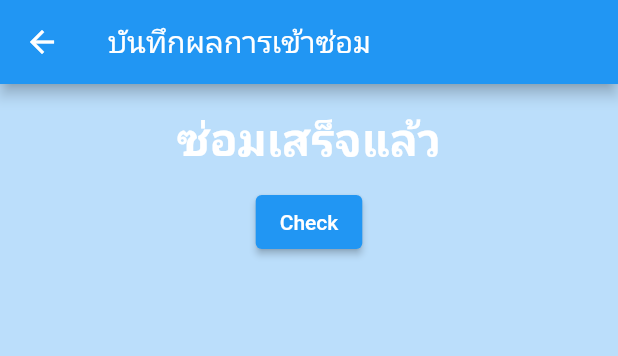
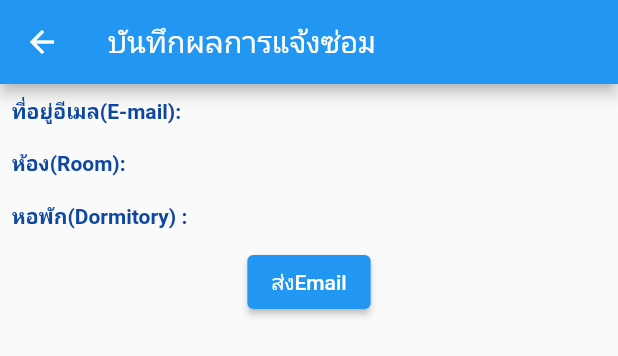
Before and after one commit to oilkook/project_app, a Flutter app: the MyItem widget shown alone on an empty page, opened directly with empty values, after a tap on "บันทึกผล", on a phone screen of 412 x 824 dp. Shown: the top 356 px of the screen. Run offline on Flutter 3.47's test engine with Material 2 defaults, Android fonts, the phone set to English and light mode, and no system bars; our stand-ins replace dio; network calls fail.

Commit message:
up form_screens

```diff
--- a/lib/Screens/form_screen.dart
+++ /dev/null
@@ -1,52 +0,0 @@
-import 'package:flutter/material.dart';
-import 'package:flutter/rendering.dart';
-import 'package:project_app/view/CheckList.dart';
-
-class FormScreens extends StatelessWidget {
-  final titleController = TextEditingController();
-  @override
-  Widget build(BuildContext context) {
-    return Scaffold(
-      appBar: AppBar(
-        title: Text('บันทึกผลการเข้าซ่อม'),
-      ),
-      backgroundColor: Colors.blue[100],
-      body: Padding(
-        padding: const EdgeInsets.all(8.0),
-        child: Container(
-          child: Row(
-            mainAxisAlignment: MainAxisAlignment.center,
-            children: [
-              Column(
-                children: [
-                  Padding(
-                    padding: const EdgeInsets.all(8.0),
-                    child: Text(
-                      " ซ่อมเสร็จแล้ว ",
-                      style: TextStyle(
-                          fontSize: 30,
-                          fontWeight: FontWeight.bold,
-                          color: Colors.white),
-                    ),
-                  ),
-                  Padding(
-                    padding: const EdgeInsets.all(3.0),
-                    child: ElevatedButton(
-                        onPressed: () {
-                          print('Check');
-                          Navigator.pushReplacement(
-                              context,
-                              MaterialPageRoute(
-                                  builder: (context) => CheckList()));
-                        },
-                        child: Text('Check')),
-                  ),
-                ],
-              ),
-            ],
-          ),
-        ),
-      ),
-    );
-  }
-}
--- /dev/null
+++ b/lib/Screens/form_screens.dart
@@ -0,0 +1,84 @@
+import 'package:flutter/material.dart';
+import 'package:project_app/Homepage/page_yesterday.dart';
+import 'package:project_app/view/CheckList.dart';
+
+class FormScreens extends StatelessWidget {
+  final String emailaddress;
+  final String roomnumber;
+  final String dormitoryX;
+
+  const FormScreens(
+      {Key key, this.emailaddress, this.dormitoryX, this.roomnumber})
+      : super(key: key);
+
+  @override
+  Widget build(BuildContext context) {
+    return Scaffold(
+      appBar: AppBar(
+        title: Text('บันทึกผลการแจ้งซ่อม'),
+      ),
+      body: Center(
+        child: Column(
+          children: [
+            Padding(
+              padding: const EdgeInsets.all(8.0),
+              child: Row(
+                children: [
+                  Text('ที่อยู่อีเมล(E-mail):',
+                      style: TextStyle(
+                          fontSize: 14,
+                          fontWeight: FontWeight.bold,
+                          color: Colors.blue[900])),
+                  Text(emailaddress),
+                ],
+              ),
+            ),
+            Padding(
+              padding: const EdgeInsets.all(8.0),
+              child: Row(
+                children: [
+                  Text('ห้อง(Room):',
+                      style: TextStyle(
+                          fontSize: 14,
+                          fontWeight: FontWeight.bold,
+                          color: Colors.blue[900])),
+                  Text(roomnumber),
+                ],
+              ),
+            ),
+            Padding(
+              padding: const EdgeInsets.all(8.0),
+              child: Row(
+                children: [
+                  Text('หอพัก(Dormitory) :',
+                      style: TextStyle(
+                          fontSize: 14,
+                          fontWeight: FontWeight.bold,
+                          color: Colors.blue[900])),
+                  Text(dormitoryX),
+                ],
+              ),
+            ),
+            Row(
+              mainAxisAlignment: MainAxisAlignment.center,
+              children: [
+                Padding(
+                  padding: const EdgeInsets.all(3.0),
+                  child: ElevatedButton(
+                      onPressed: () {
+                        print('object');
+                        Navigator.push(context,
+                            MaterialPageRoute(builder: (context) {
+                          return CheckList();
+                        }));
+                      },
+                      child: Text('ส่งEmail')),
+                ),
+              ],
+            ),
+          ],
+        ),
+      ),
+    );
+  }
+}
--- a/lib/account/Account.dart
+++ b/lib/account/Account.dart
@@ -47,7 +47,7 @@ class Account extends StatelessWidget {
                                     Border.all(width: 4, color: Colors.white),
                                 color: Colors.blue),
                             child: Icon(Icons.edit, color: Colors.white),
-                          ))
+                          )),
                     ],
                   ),
                 )
--- a/lib/config/Urls.dart
+++ b/lib/config/Urls.dart
@@ -1,4 +1,4 @@
 class Urls {
   static String api =
-      "https://script.google.com/macros/s/AKfycbzfXodjslhV80KAia45WqvQAz2863H2Q0LfLBrhYHMuZ1m9-DQ/exec";
+      "https://script.google.com/macros/s/AKfycbzaqxvp0gFDGS8_GlOTpyryPIzx4vT4GTx9fDEY37Dg2bGDpIA/exec";
 }
--- a/lib/settings/Settings.dart
+++ b/lib/settings/Settings.dart
@@ -45,7 +45,7 @@ class _SettingsState extends State<Settings> {
             buildLanguageOptionRow(context, "Language"),
             buildAccountOptionRow(context, "Privacy and security"),
             SwitchListTile(
-              activeColor: Colors.purple,
+              activeColor: Colors.blue,
               contentPadding: const EdgeInsets.all(0),
               value: true,
               title: Text("Received notification",
--- a/lib/view/CheckList.dart
+++ b/lib/view/CheckList.dart
@@ -19,7 +19,7 @@ class _CheckListState extends State<CheckList> {
       appBar: AppBar(
         title: Text('ส่งอีเมลตอบกลับ'),
       ),
-      backgroundColor: Colors.green[200],
+      backgroundColor: Colors.white,
       body: Center(
         child: Column(
           children: [
--- a/lib/widget/MyItem.dart
+++ b/lib/widget/MyItem.dart
@@ -1,12 +1,50 @@
 import 'package:flutter/material.dart';
-import 'package:project_app/Screens/form_screen.dart';
+import 'package:project_app/Screens/form_screens.dart';
 
 class MyItem extends StatelessWidget {
   final data;
   MyItem({this.data});
+  String getImageUrl(String url) {
+    String googleDriveUrl = "https://drive.google.com/uc?export=view&id=";
+    // String postman = '${data['photo']}';
+    List<String> afterSplit = url.split("=");
+    return googleDriveUrl + afterSplit.last;
+  }
+
   @override
   Widget build(BuildContext context) {
-    return Card(
+    return GestureDetector(
+      // onTap: () {
+      //   Navigator.push(
+      //       context,
+      //       MaterialPageRoute(
+      //         builder: (context) => FormScreens(
+      //           emailaddress: "${data["emailaddress"]}",
+      //           dormitoryX: "${data["dormitoryX"]}",
+      //           roomnumber: "${data["roomnumber"]}",
+      //         ),
+      //       ));
+      // },
+      // Row(
+      //   mainAxisAlignment: MainAxisAlignment.center,
+      //   children: [
+      //     Padding(
+      //       padding: const EdgeInsets.all(3.0),
+      //       child: ElevatedButton(
+      //           onPressed: () {
+      //             print('object');
+      //             Navigator.push(context,
+      //                 MaterialPageRoute(builder: (context) {
+      //               return FormScreens(emailaddress: "${data["emailaddress"]}",
+      //           dormitoryX: "${data["dormitoryX"]}",
+      //           roomnumber: "${data["roomnumber"]}",);
+      //             }));
+      //           },
+      //           child: Text('บันทึกผล')),
+      //     ),
+      //   ],
+      // ),
+      child: Card(
         child: Padding(
           padding: const EdgeInsets.all(20.0),
           child: Column(
@@ -16,16 +54,20 @@ class MyItem extends StatelessWidget {
               Padding(
                 padding: const EdgeInsets.all(8.0),
                 child: Row(
+                  crossAxisAlignment: CrossAxisAlignment.center,
                   children: [
-                  Text(
+                    Container(
+                      child: Text(
                         'วัน/เวลา(Date/Time):',
                         style: TextStyle(
                             fontSize: 14,
                             fontWeight: FontWeight.bold,
                             color: Colors.blue[900]),
                       ),
+                    ),
                     Text(
-                      ' ${DateTime.parse(data['informationDate']).toLocal().day}/${DateTime.parse(data['informationDate']).toLocal().month}/${DateTime.parse(data['informationDate']).toLocal().year} เวลา ${DateTime.parse(data['informationDate']).toLocal().hour}:${DateTime.parse(data['informationDate']).toLocal().minute} น.'),
+                      '${DateTime.parse(data['informationDate']).toLocal().day}/${DateTime.parse(data['informationDate']).toLocal().month}/${DateTime.parse(data['informationDate']).toLocal().year} เวลา ${DateTime.parse(data['informationDate']).toLocal().hour}:${DateTime.parse(data['informationDate']).toLocal().minute} น.',
+                    ),
                   ],
                 ),
               ),
@@ -64,7 +106,7 @@ class MyItem extends StatelessWidget {
                 child: Row(
                   children: [
                     Text(
-                    'ห้อง(Room) : ',
+                      'ห้อง(Room): ',
                       style: TextStyle(
                           fontSize: 14,
                           fontWeight: FontWeight.bold,
@@ -81,7 +123,7 @@ class MyItem extends StatelessWidget {
                 child: Row(
                   children: [
                     Text(
-                    'หอพัก(Dormitory) : ',
+                      'หอพัก(Dormitory): ',
                       style: TextStyle(
                           fontSize: 14,
                           fontWeight: FontWeight.bold,
@@ -165,8 +207,7 @@ class MyItem extends StatelessWidget {
                           fontWeight: FontWeight.bold,
                           color: Colors.blue[900]),
                     ),
-                  Text(
-                      '${DateTime.parse(data['time']).toLocal().hour}:${DateTime.parse(data['time']).toLocal().minute} น.'),
+                    Text('${data['time']} น.'),
                   ],
                 ),
               ),
@@ -174,14 +215,23 @@ class MyItem extends StatelessWidget {
                 padding: const EdgeInsets.all(8.0),
                 child: Row(
                   children: [
-                  Text(
+                    Container(
+                      child: Text(
                         'รายการแจ้งซ่อม : ',
                         style: TextStyle(
                             fontSize: 14,
                             fontWeight: FontWeight.bold,
                             color: Colors.blue[900]),
+                        overflow: TextOverflow.ellipsis,
                       ),
-                  // Text('${data['list']}'),
+                    ),
+                    Expanded(
+                      child: Text(
+                        '${data['list']}',
+                        maxLines: 2,
+                        overflow: TextOverflow.visible,
+                      ),
+                    ),
                   ],
                 ),
               ),
@@ -195,14 +245,37 @@ class MyItem extends StatelessWidget {
                           fontSize: 14,
                           fontWeight: FontWeight.bold,
                           color: Colors.blue[900]),
+                      overflow: TextOverflow.visible,
                     ),
-                  // Text('${data['photo']}'),
-                  Container(
-                    decoration: BoxDecoration(
-                        image: DecorationImage(
-                            image: NetworkImage('${data['photo']}'))),
+                    // Expanded(
+                    //   child: Text(
+                    //     '$googleDriveUrl',
+                    //     overflow: TextOverflow.fade,
+                    //   ),
+                    // ),
+                    // Container(
+                    //   decoration: BoxDecoration(
+                    //       image: DecorationImage(
+                    //           image: NetworkImage(
+                    //               '$googleDriveUrl' + '$afterSplit',))),
+                    // ),
+                  ],
                 ),
+              ),
+              Padding(
+                padding: const EdgeInsets.all(8.0),
+                child: Container(
+                  child: Row(
+                    children: [
+                      Center(
+                        child: Image(
+                          height: 150,
+                          width: 150,
+                          image: NetworkImage(getImageUrl('${data['photo']}')),
+                        ),
+                      )
                     ],
+                  ),
                 ),
               ),
               Padding(
@@ -230,7 +303,11 @@ class MyItem extends StatelessWidget {
                           print('object');
                           Navigator.push(context,
                               MaterialPageRoute(builder: (context) {
-                          return FormScreens();
+                            return FormScreens(
+                              emailaddress: "${data["emailaddress"]}",
+                              dormitoryX: "${data["dormitoryX"]}",
+                              roomnumber: "${data["roomnumber"]}",
+                            );
                           }));
                         },
                         child: Text('บันทึกผล')),
@@ -240,6 +317,7 @@ class MyItem extends StatelessWidget {
             ],
           ),
         ),
+      ),
     );
   }
 }
--- a/pubspec.yaml
+++ b/pubspec.yaml
@@ -29,9 +29,7 @@ dependencies:
   # Use with the CupertinoIcons class for iOS style icons.
   cupertino_icons: ^1.0.2
   dio: ^4.0.0
-  rxdart: ^0.27.2
-  flutter_bloc: ^7.2.0
-  device_preview: ^0.7.4
+  provider: ^6.0.0
   flutter_vector_icons: ^1.0.0
 
 
```
Also changed, not shown: lib/Homepage/home_page1.dart (deleted, +0 -64 lines), lib/Homepage/homepage.dart (+26 -7 lines), lib/Homepage/page_yesterday.dart (added, +28 -0 lines), lib/bloc_navigation_bloc/navigation_bloc.dart (deleted, +0 -31 lines), pubspec.lock. Lines whose indentation alone changed are shown as unchanged.
